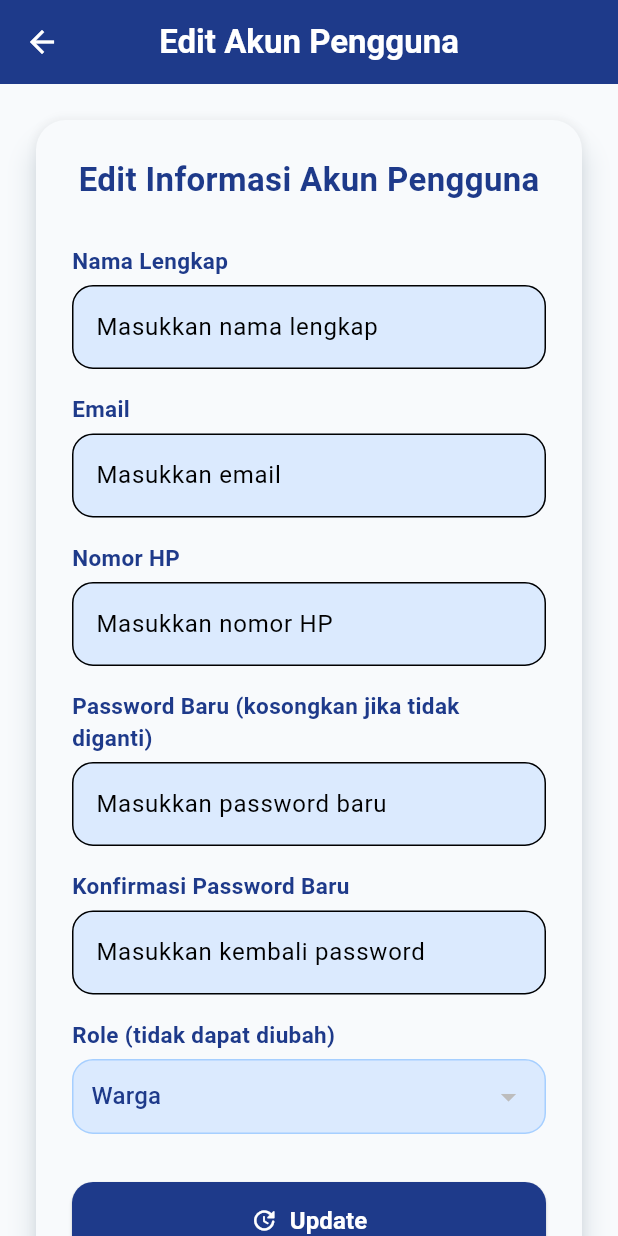
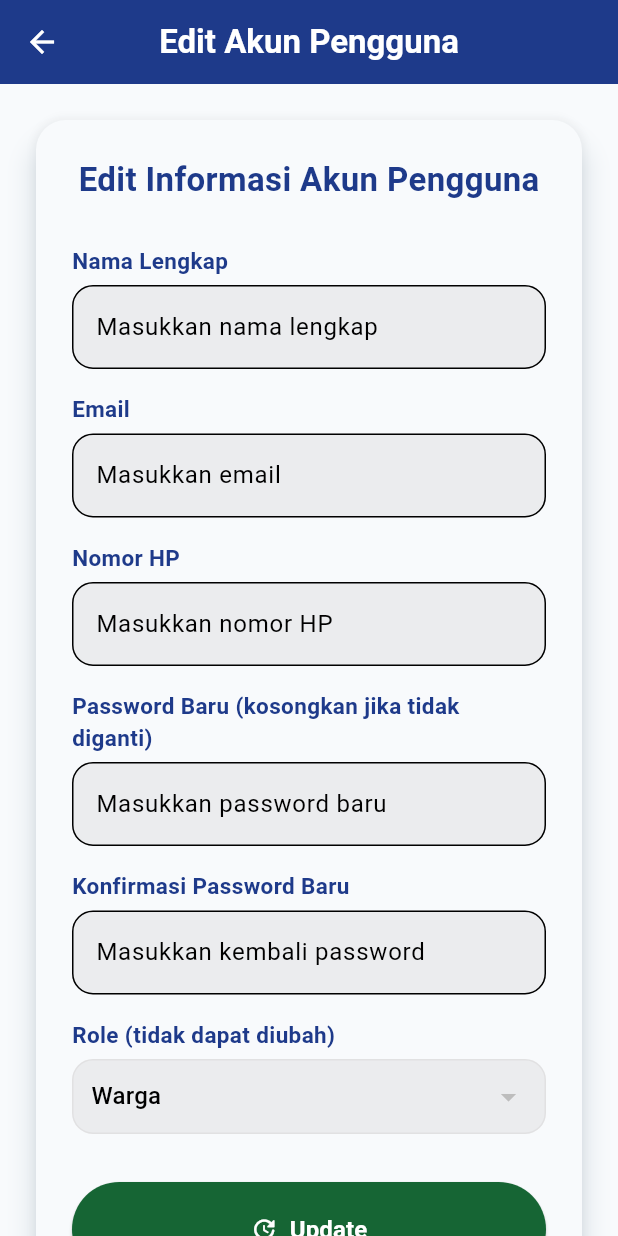
Before and after one commit to Ghetsa/UTS_Mobile_Kelompok3, a Flutter app: the EditPenggunaPage screen opened directly with empty values, on a phone screen of 412 x 824 dp. Run offline on Flutter 3.47's test engine with Material 3 defaults, Android fonts, the phone set to English and light mode, and no system bars; our stand-ins replace file_picker, fl_chart.

Commit message:
update edit pengguna

```diff
--- a/jawara_kelompok3/lib/ManajemenPengguna/Daftar/edit_pengguna.dart
+++ b/jawara_kelompok3/lib/ManajemenPengguna/Daftar/edit_pengguna.dart
@@ -55,13 +55,12 @@ class _EditPenggunaPageState extends State<EditPenggunaPage> {
 
   // Fungsi untuk mengeksekusi update data pengguna
   void _updatePengguna() {
-
     if (passwordController.text.isNotEmpty &&
         passwordController.text != confirmPasswordController.text) {
       ScaffoldMessenger.of(context).showSnackBar(
         const SnackBar(
           content: Text("Password baru dan konfirmasi tidak cocok!"),
-          backgroundColor: Colors.red,
+          backgroundColor: AppTheme.redMedium,
           behavior: SnackBarBehavior.floating,
         ),
       );
@@ -72,7 +71,7 @@ class _EditPenggunaPageState extends State<EditPenggunaPage> {
     ScaffoldMessenger.of(context).showSnackBar(
       SnackBar(
         content: Text("Data ${namaController.text} berhasil diperbarui!"),
-        backgroundColor: AppTheme.greenMediumDark,
+        backgroundColor: AppTheme.greenMedium,
         behavior: SnackBarBehavior.floating,
       ),
     );
@@ -87,7 +86,8 @@ class _EditPenggunaPageState extends State<EditPenggunaPage> {
       appBar: AppBar(
         title: const Text(
           "Edit Akun Pengguna",
-          style: TextStyle(fontWeight: FontWeight.bold, color: Colors.white),
+          style:
+              TextStyle(fontWeight: FontWeight.bold, color: AppTheme.putihFull),
         ),
         centerTitle: true,
         backgroundColor: AppTheme.primaryBlue,
@@ -139,14 +139,16 @@ class _EditPenggunaPageState extends State<EditPenggunaPage> {
 
                     // Field Password Baru
                     _buildLabel("Password Baru (kosongkan jika tidak diganti)"),
-                    _buildTextField(passwordController, "Masukkan password baru",
+                    _buildTextField(
+                        passwordController, "Masukkan password baru",
                         isPassword: true),
                     const SizedBox(height: 16),
 
                     // Field Konfirmasi Password Baru
                     _buildLabel("Konfirmasi Password Baru"),
-                    _buildTextField(confirmPasswordController,
-                        "Masukkan kembali password", isPassword: true),
+                    _buildTextField(
+                        confirmPasswordController, "Masukkan kembali password",
+                        isPassword: true),
                     const SizedBox(height: 16),
 
                     // Field Role (tidak dapat diubah)
@@ -165,11 +167,11 @@ class _EditPenggunaPageState extends State<EditPenggunaPage> {
                               fontSize: 16, fontWeight: FontWeight.w600),
                         ),
                         style: ElevatedButton.styleFrom(
-                          backgroundColor: AppTheme.primaryBlue,
-                          foregroundColor: Colors.white,
-                          padding: const EdgeInsets.symmetric(vertical: 14),
+                          backgroundColor: AppTheme.greenDark,
+                          foregroundColor: AppTheme.putihFull,
+                          padding: const EdgeInsets.symmetric(vertical: 20),
                           shape: RoundedRectangleBorder(
-                              borderRadius: BorderRadius.circular(14)),
+                              borderRadius: BorderRadius.circular(100)),
                         ),
                         onPressed: _updatePengguna,
                       ),
@@ -191,7 +193,9 @@ class _EditPenggunaPageState extends State<EditPenggunaPage> {
       child: Text(
         text,
         style: TextStyle(
-            fontSize: 15, fontWeight: FontWeight.w600, color: AppTheme.primaryBlue),
+            fontSize: 15,
+            fontWeight: FontWeight.w600,
+            color: AppTheme.primaryBlue),
       ),
     );
   }
@@ -209,10 +213,11 @@ class _EditPenggunaPageState extends State<EditPenggunaPage> {
       decoration: InputDecoration(
         hintText: hint,
         filled: true,
-        fillColor: readOnly ? Colors.grey[200] : AppTheme.lightBlue,
+        fillColor: readOnly ? AppTheme.abu : AppTheme.abu.withOpacity(0.2),
         border: OutlineInputBorder(
           borderRadius: BorderRadius.circular(14),
-          borderSide: BorderSide(color: AppTheme.blueLight, width: 1),
+          borderSide:
+              BorderSide(color: AppTheme.abu.withOpacity(0.2), width: 1),
         ),
       ),
     );
@@ -222,9 +227,9 @@ class _EditPenggunaPageState extends State<EditPenggunaPage> {
   Widget _buildDropdown(String value, List<String> items) {
     return Container(
       decoration: BoxDecoration(
-        color: AppTheme.lightBlue,
+        color: AppTheme.abu.withOpacity(0.2),
         borderRadius: BorderRadius.circular(14),
-        border: Border.all(color: AppTheme.blueLight, width: 1),
+        border: Border.all(color: AppTheme.abu.withOpacity(0.2), width: 1),
       ),
       padding: const EdgeInsets.symmetric(horizontal: 12),
       child: DropdownButton<String>(
@@ -236,7 +241,7 @@ class _EditPenggunaPageState extends State<EditPenggunaPage> {
         items: items.map((String item) {
           return DropdownMenuItem(
             value: item,
-            child: Text(item, style: TextStyle(color: AppTheme.primaryBlue)),
+            child: Text(item, style: TextStyle(color: AppTheme.hitam)),
           );
         }).toList(),
       ),
```
